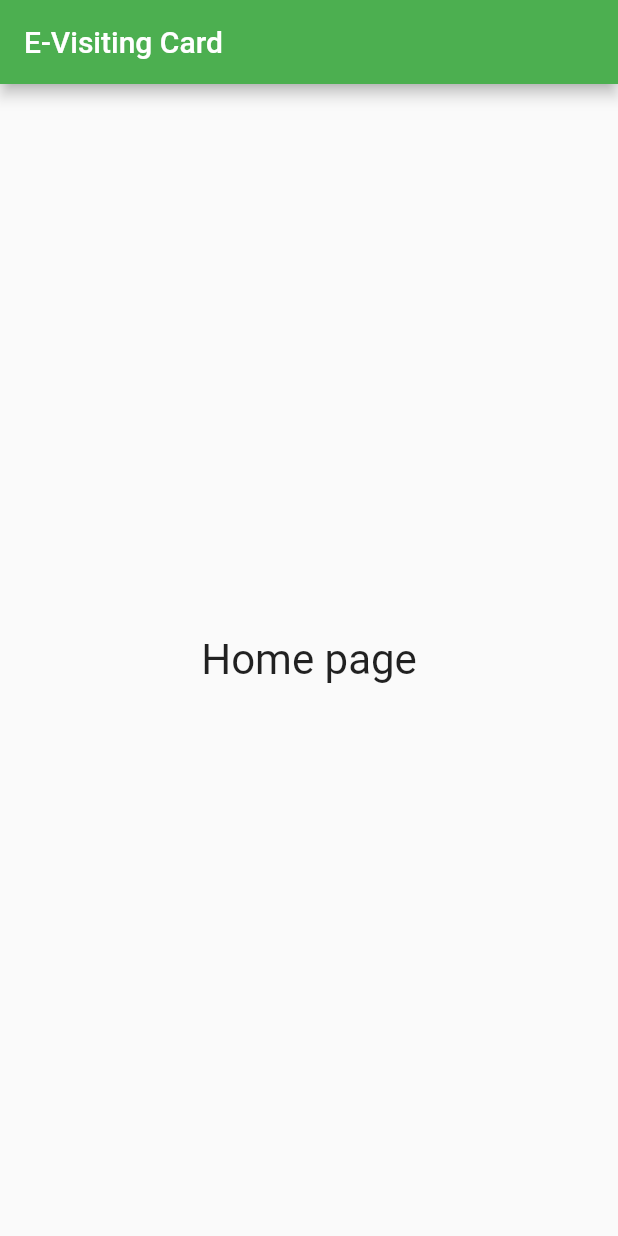
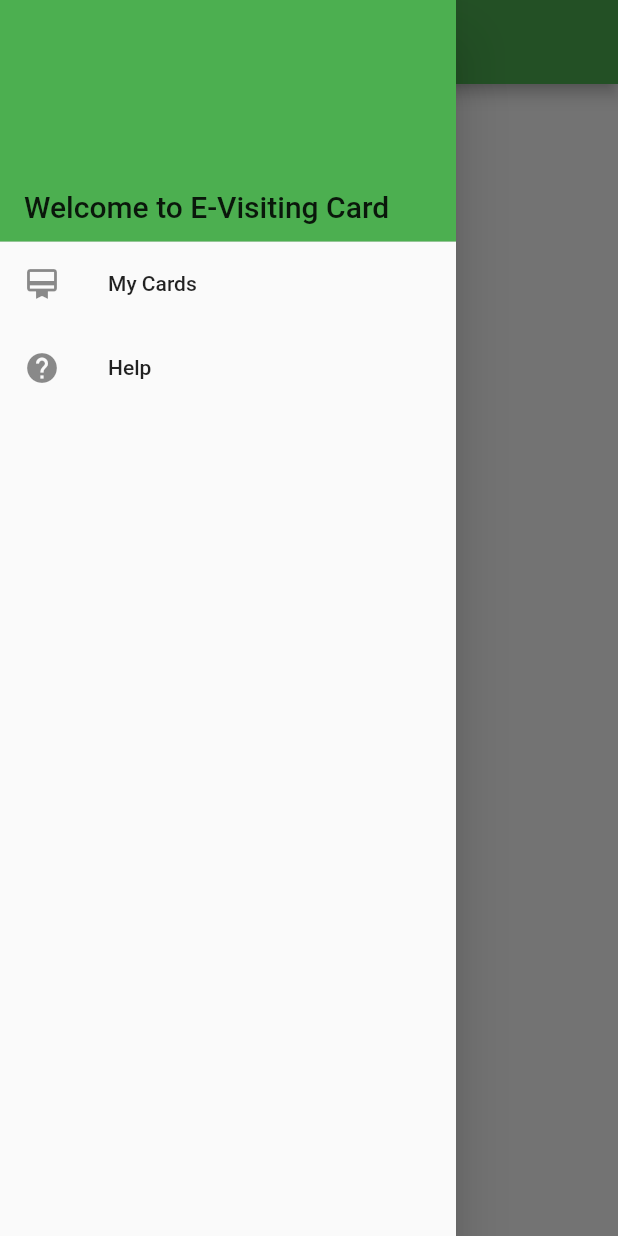
Before and after one commit to sbmkrgit/e-Visiting-Card, a Flutter app: the screen it shows after launch, with the side drawer open (before the commit the screen has no drawer), on a phone screen of 412 x 824 dp. Run offline on Flutter 3.47's test engine with Material 2 defaults, Android fonts, the phone set to English and light mode, and no system bars.

Commit message:
Added Navigation drawer

```diff
--- a/lib/HomePage.dart
+++ b/lib/HomePage.dart
@@ -1,3 +1,4 @@
+import 'package:e_visiting_card/NavigationDrawer.dart';
 import 'package:flutter/material.dart';
 
 class HomePage extends StatefulWidget {
@@ -9,7 +10,10 @@ class _HomePageState extends State<HomePage> {
   @override
   Widget build(BuildContext context) {
     return Scaffold(
-      appBar: AppBar(title: Text("E-Visiting Card")),
+      appBar: AppBar(
+        title: Text("E-Visiting Card"),
+      ),
+      drawer: NavigationDrawer(),
       body: Center(
           child: Text(
         "Home page",
--- /dev/null
+++ b/lib/NavigationDrawer.dart
@@ -0,0 +1,45 @@
+import 'package:flutter/material.dart';
+
+class NavigationDrawer extends StatelessWidget {
+  @override
+  Widget build(BuildContext context) {
+    return Drawer(
+      child: ListView(
+        padding: EdgeInsets.zero,
+        children: <Widget>[
+          DrawerHeader(
+              margin: EdgeInsets.zero,
+              padding: EdgeInsets.zero,
+              decoration: BoxDecoration(
+                color: Colors.green,
+              ),
+              child: Stack(children: <Widget>[
+                Positioned(
+                    bottom: 12.0,
+                    left: 16.0,
+                    child: Text("Welcome to E-Visiting Card",
+                        style: TextStyle(
+                            fontSize: 20.0,
+                            fontWeight: FontWeight.w500)),),
+              ])),
+          ListTile(
+            leading: Icon(Icons.card_membership),
+            title: Text('My Cards'),
+            onTap: () {
+              // Update the state of the app.
+              // ...
+            },
+          ),
+          ListTile(
+            leading: Icon(Icons.help),
+            title: Text('Help'),
+            onTap: () {
+              // Update the state of the app.
+              // ...
+            },
+          ),
+        ],
+      ),
+    );
+  }
+}
```
